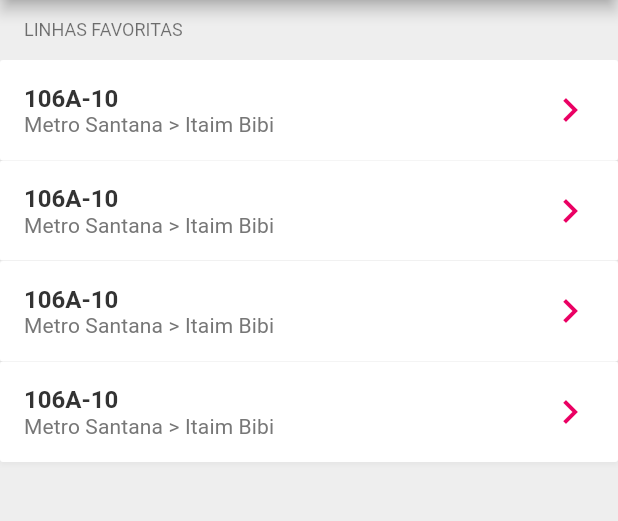
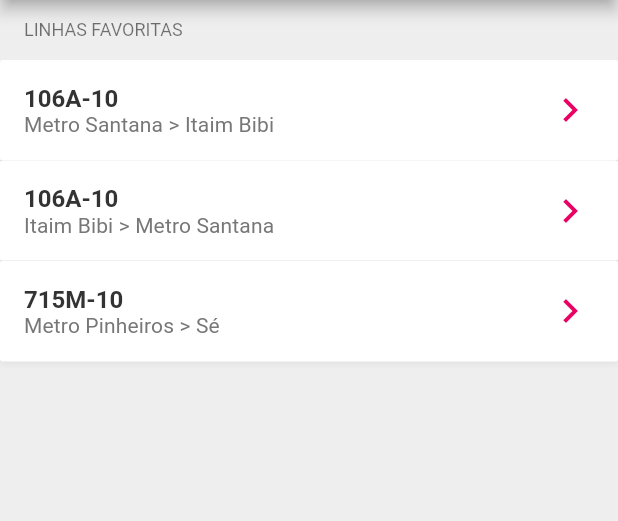
Before and after one commit to luizpauloprado/japassou, a Flutter app: the screen it shows after launch, on a phone screen of 412 x 824 dp, the part 84-605 px from its top. Run offline on Flutter 3.47's test engine with Material 2 defaults, Android fonts, the phone set to English and light mode, and no system bars; our stand-ins replace geolocator, google_maps_flutter.

Commit message:
Update mocks

```diff
--- a/ja_passou/lib/screens/home/home.dart
+++ b/ja_passou/lib/screens/home/home.dart
@@ -50,17 +50,12 @@ class HomeScreen extends StatelessWidget {
           ),
           TileItem(
             title: "106A-10",
-            subtitle: "Metro Santana > Itaim Bibi",
+            subtitle: "Itaim Bibi > Metro Santana",
             onPressed: () {},
           ),
           TileItem(
-            title: "106A-10",
-            subtitle: "Metro Santana > Itaim Bibi",
-            onPressed: () {},
-          ),
-          TileItem(
-            title: "106A-10",
-            subtitle: "Metro Santana > Itaim Bibi",
+            title: "715M-10",
+            subtitle: "Metro Pinheiros > Sé",
             showShadow: true,
             onPressed: () {},
           ),
```
